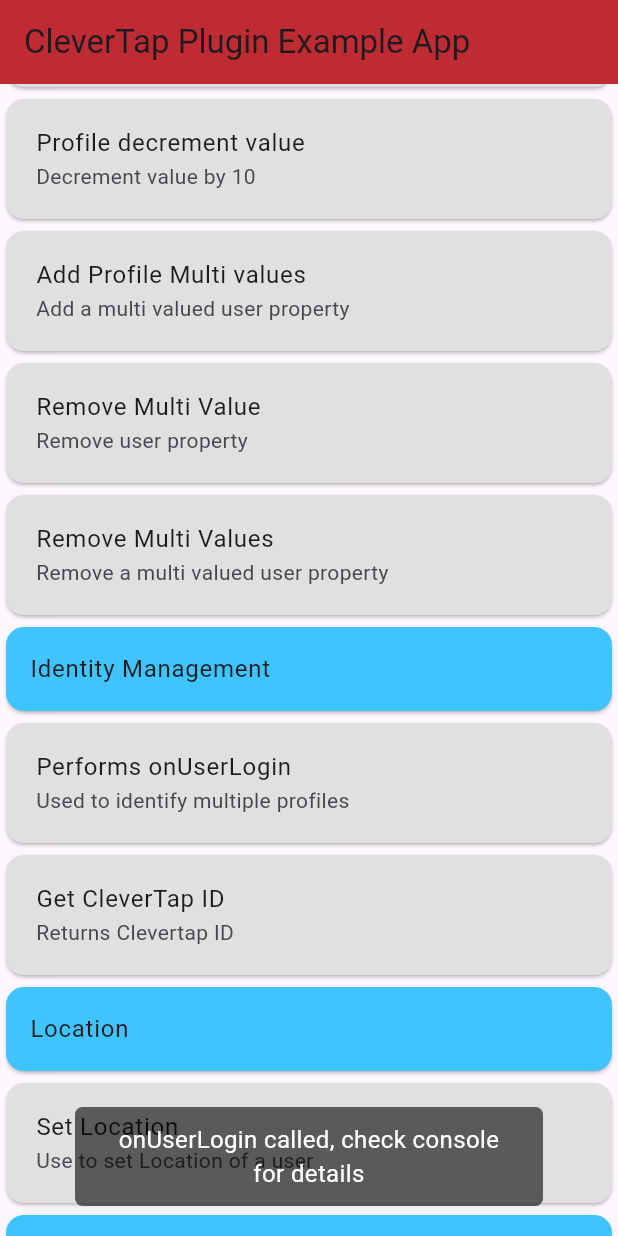
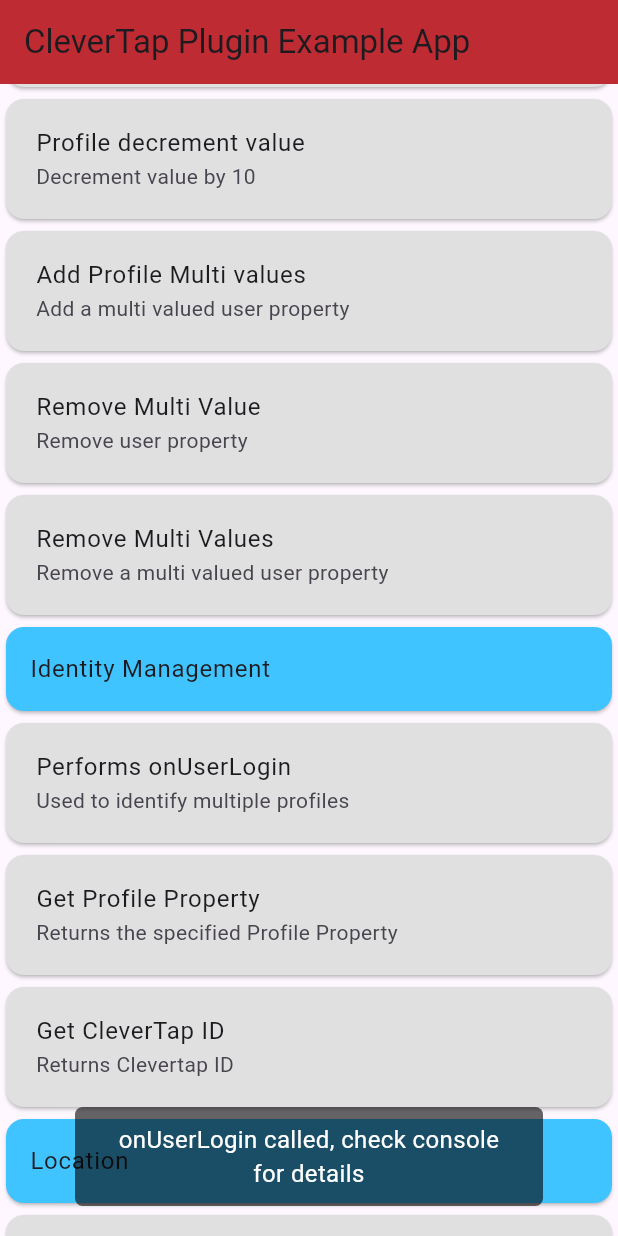
Before and after one commit to CleverTap/clevertap-flutter, a Flutter app: the screen it shows after launch, scrolled down 1152 dp, after a tap on "Performs onUserLogin", on a phone screen of 412 x 824 dp. Run offline on Flutter 3.47's test engine with Material 3 defaults, Android fonts, the phone set to English and light mode, and no system bars; drawn by our look-alikes of flutter_styled_toast; our stand-ins replace firebase_core, firebase_messaging, js; missing offline and left inert: dart:html, workmanager; accounts and stored records are empty.

Commit message:
task(SDK-3976) - Adds support for missing profileGetProperty
- Adds support in plugin.dart
- Adds example usage to the example app

```diff
--- a/example/lib/main.dart
+++ b/example/lib/main.dart
@@ -662,6 +662,17 @@ class _MyAppState extends State<MyApp> {
                   child: Padding(
                     padding: const EdgeInsets.all(4.0),
                     child: ListTile(
+                      title: Text("Get Profile Property"),
+                      subtitle: Text("Returns the specified Profile Property"),
+                      onTap: getProfileProperty,
+                    ),
+                  ),
+                ),
+                Card(
+                  color: Colors.grey.shade300,
+                  child: Padding(
+                    padding: const EdgeInsets.all(4.0),
+                    child: ListTile(
                       title: Text("Get CleverTap ID"),
                       subtitle: Text("Returns Clevertap ID"),
                       onTap: getCleverTapId,
@@ -1780,12 +1791,12 @@ class _MyAppState extends State<MyApp> {
 
   void recordUser() {
     var stuff = ["bags", "shoes"];
-    var dob = '2012-04-22';
+    var dob = '1965-06-29';
     var profile = {
       'Name': 'John Wick',
       'Identity': '100',
       // Key always has to be "dob" and format should always be yyyy-MM-dd
-      'dob': CleverTapPlugin.getCleverTapDate(DateTime.parse(dob)),
+      'dob': '\$D_' + (((DateTime.parse(dob)).millisecondsSinceEpoch)~/1000).toString(),
       'Email': 'john@gmail.com',
       'Phone': '+14155551234',
       'stuff': stuff
@@ -2200,11 +2211,23 @@ class _MyAppState extends State<MyApp> {
     });
   }
 
+  void getProfileProperty() {
+    var propertyName = "Email";
+    CleverTapPlugin.profileGetProperty(propertyName).then((prop) {
+      if(prop == null) {
+        showToast("Property not found");
+        return;
+      }
+      showToast("Email Profile Property = " + prop.toString());
+      print("Email Profile Property = " + prop.toString());
+    });
+  }
+
   void onUserLogin() {
     var stuff = ["bags", "shoes"];
     var profile = {
       'Name': 'Captain America',
-      'Identity': '100',
+      'Identity': 100,
       'Email': 'captain@america.com',
       'Phone': '+14155551234',
       'stuff': stuff
@@ -2367,10 +2390,10 @@ class _MyAppState extends State<MyApp> {
   }
 
   void fetch() {
-    CleverTapPlugin.fetch();
-    showToast("check console for logs");
-
-    ///CleverTapPlugin.fetchWithMinimumIntervalInSeconds(0);
+    // CleverTapPlugin.fetch();
+    showToast("check console for logs now");
+
+    CleverTapPlugin.setMinimumFetchIntervalInSeconds(100);
   }
 
   void activate() {
--- a/lib/clevertap_plugin.dart
+++ b/lib/clevertap_plugin.dart
@@ -611,6 +611,11 @@ class CleverTapPlugin {
         'setLocation', {'latitude': latitude, 'longitude': longitude});
   }
 
+  static Future<Object?> profileGetProperty(String propertyName) async {
+    return await _dartToNativeMethodChannel
+        .invokeMethod('profileGetProperty', {'propertyName': propertyName});
+  }
+
   @Deprecated(
       "This method is deprecated since v1.3.0. Use getCleverTapID() instead")
 
```
